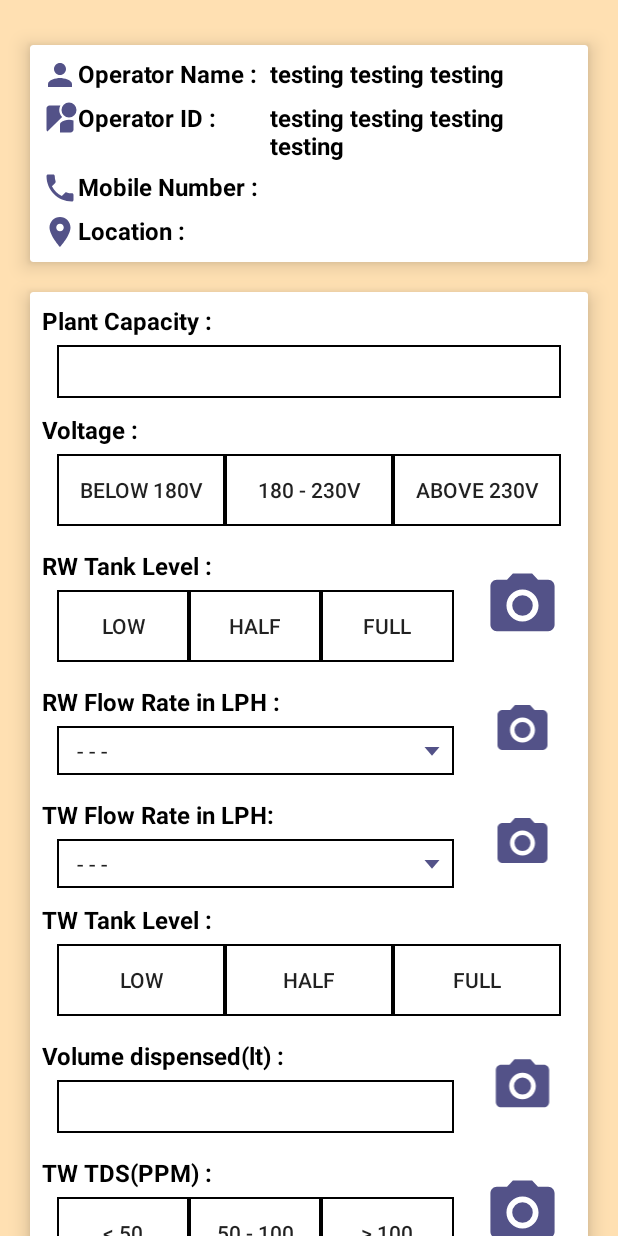
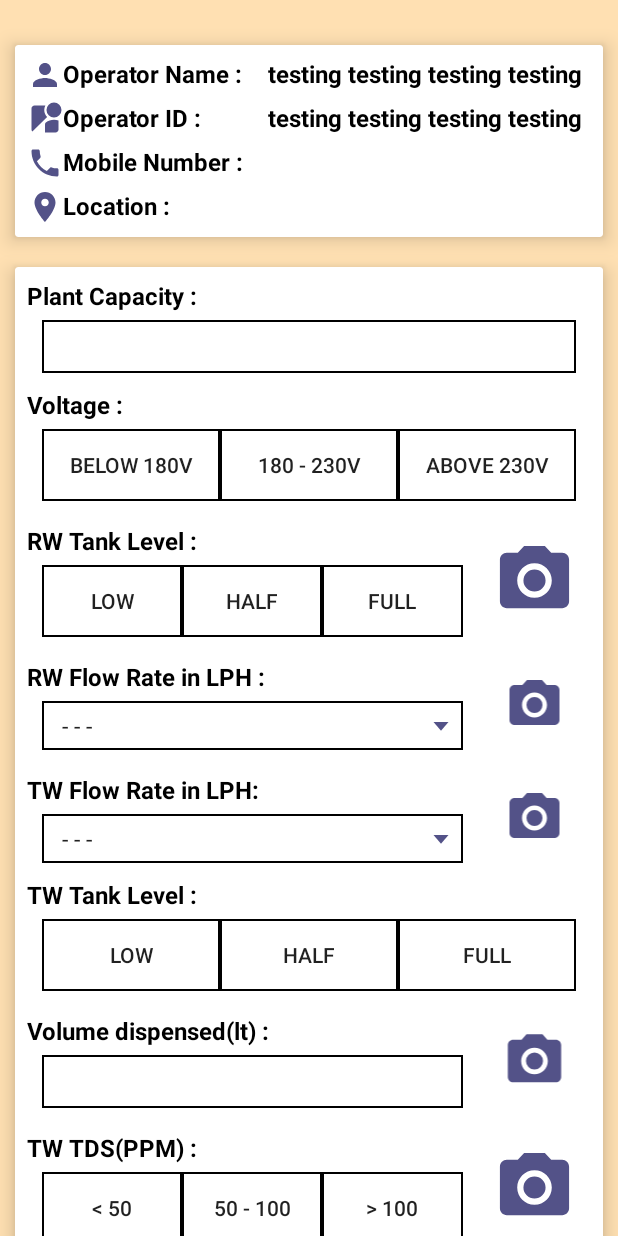
Before and after one commit to CharanNK/ShuddhaNeeru, an Android app: the layout operator_data_entry.xml on its own in the app's theme, with its tools: preview values and no code run, on a phone screen of 412 x 824 dp. Run offline under Robolectric (Android 15) with nearby library versions, the phone set to English and light mode, and no system bars; Roboto replaces fonts that are not available here.

Commit message:
fix some error messages

```diff
--- a/app/src/main/java/com/sanradiance/mobilewpp/LoginActivity.java
+++ b/app/src/main/java/com/sanradiance/mobilewpp/LoginActivity.java
@@ -78,10 +78,10 @@ public class LoginActivity extends AppCompatActivity implements View.OnClickList
 
                 if (phoneNumber.length() != 10) {
                     errorMessage.setVisibility(View.VISIBLE);
-                    errorMessage.setText("Invalid Phone Number. Please try again!");
+                    errorMessage.setText("Please enter a phone number & try again!");
                 } else if (password.length() < 1) {
                     errorMessage.setVisibility(View.VISIBLE);
-                    errorMessage.setText("Please enter the password & try again!");
+                    errorMessage.setText("Please enter a password & try again!");
                 } else {
                     performLogin(phoneNumber, password);
                 }
@@ -99,7 +99,7 @@ public class LoginActivity extends AppCompatActivity implements View.OnClickList
 
             JSONObject paramJson = new JSONObject();
             paramJson.put("mobile", phoneNumber);
-            paramJson.put("password", phoneNumber);
+            paramJson.put("password", password);
             paramJson.put("remember_me", true);
             JsonObjectRequest jsonObjectRequest = new JsonObjectRequest(Request.Method.POST, LOGIN_URL, paramJson, new Response.Listener<JSONObject>() {
                 @Override
--- a/app/src/main/java/com/sanradiance/mobilewpp/OperatorDataEntry.java
+++ b/app/src/main/java/com/sanradiance/mobilewpp/OperatorDataEntry.java
@@ -173,7 +173,7 @@ public class OperatorDataEntry extends Fragment implements View.OnClickListener
         operatorIdTv.setText(operatorId);
         operatorNameTv.setText(operatorName);
         operatorMobileNumberTv.setText(operatorMobile.toString());
-        plantLatLongTv.setText(latitude+", "+longitude);
+        plantLatLongTv.setText(latitude+","+longitude);
 
         Log.d("loginResponse", loginResponse);
 
--- a/app/src/main/java/com/sanradiance/mobilewpp/PlantsAdapter.java
+++ b/app/src/main/java/com/sanradiance/mobilewpp/PlantsAdapter.java
@@ -87,12 +87,10 @@ public class PlantsAdapter extends RecyclerView.Adapter<PlantsAdapter.ViewHolder
 
                             activity.getSupportFragmentManager().beginTransaction().replace(R.id.container,operatorDataEntry).addToBackStack(null).commit();
                         }
-                        Toast.makeText(mContext, "Okay button clicked!!", Toast.LENGTH_SHORT).show();
                     }
                 }).setNegativeButton("CANCEL", new DialogInterface.OnClickListener() {
                     @Override
                     public void onClick(DialogInterface dialogInterface, int id) {
-                        Toast.makeText(mContext, "Cancel button clicked!!", Toast.LENGTH_SHORT).show();
                         alertDialog.cancel();
                     }
                 });
--- a/app/src/main/res/layout/activity_verify_otp.xml
+++ b/app/src/main/res/layout/activity_verify_otp.xml
@@ -23,6 +23,7 @@
             android:textStyle="bold" />
 
         <TextView
+            android:id="@+id/operatormobile_value"
             android:layout_width="match_parent"
             android:layout_height="wrap_content"
             android:gravity="center"
--- a/app/src/main/res/layout/operator_data_entry.xml
+++ b/app/src/main/res/layout/operator_data_entry.xml
@@ -18,8 +18,8 @@
                 android:layout_width="match_parent"
                 android:layout_height="wrap_content"
                 android:layout_marginBottom="20dp"
-                android:layout_marginLeft="20dp"
-                android:layout_marginRight="20dp"
+                android:layout_marginLeft="10dp"
+                android:layout_marginRight="10dp"
                 android:layout_marginTop="@dimen/mainActivityPadding"
                 app:cardElevation="8dp">
 
@@ -116,8 +116,8 @@
                 android:layout_width="match_parent"
                 android:layout_height="wrap_content"
                 android:layout_marginBottom="20dp"
-                android:layout_marginLeft="20dp"
-                android:layout_marginRight="20dp"
+                android:layout_marginLeft="10dp"
+                android:layout_marginRight="10dp"
                 app:cardElevation="8dp">
 
                 <LinearLayout
```
Also changed, not shown: app/src/main/java/com/sanradiance/mobilewpp/VerifyOTPActivity.java (+24 -5 lines).
